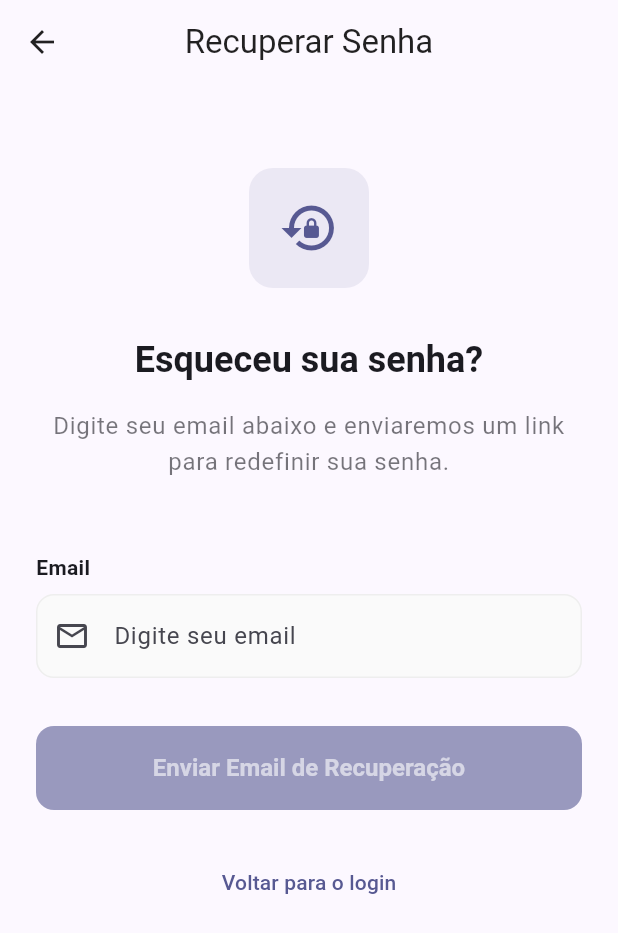
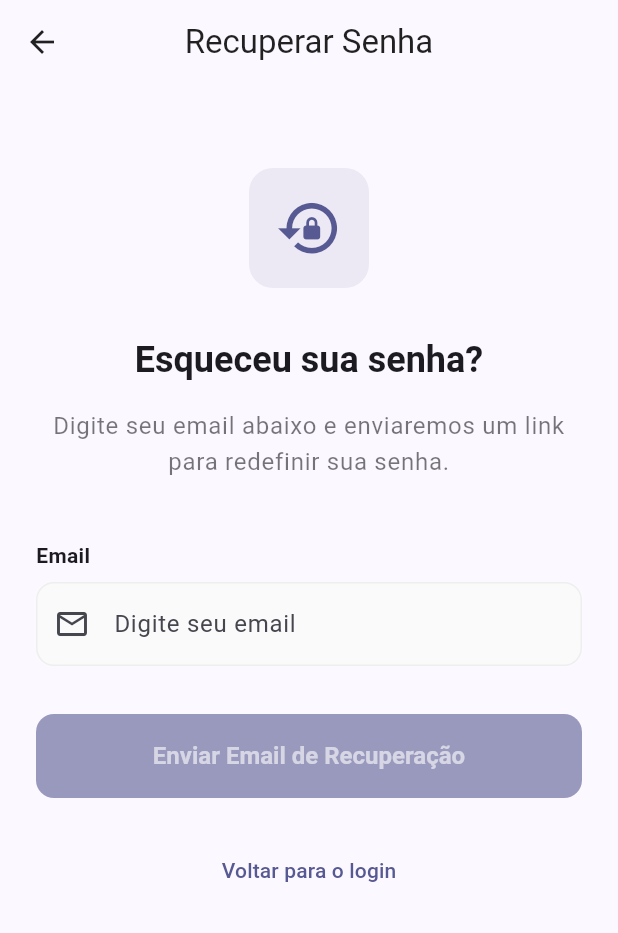
Before and after one commit to Joannegton/coisarapida, a Flutter app: the screen it shows after launch, after a tap on "Esqueci minha senha", on a phone screen of 412 x 824 dp. Shown: the top 933 px of the screen. Run offline on Flutter 3.47's test engine with Material 3 defaults, Android fonts, the light colour scheme and no system bars; our stand-ins replace cloud_firestore, firebase_auth, firebase_core, firebase_storage, flutter_html, flutter_riverpod and 4 more; missing offline and left inert: validatorless; accounts and stored records are empty; generated files the repository leaves out were written again.

Commit message:
melhoria na autenticação

```diff
--- a/lib/core/errors/exceptions.dart
+++ b/lib/core/errors/exceptions.dart
@@ -1,7 +1,6 @@
 /// Exceções customizadas do aplicativo
 library;
 
-/// Exceção base para erros do aplicativo
 abstract class AppException implements Exception {
   final String message;
   const AppException(this.message);
--- a/lib/features/autenticacao/data/models/usuario_model.dart
+++ b/lib/features/autenticacao/data/models/usuario_model.dart
@@ -1,10 +1,10 @@
 import 'package:cloud_firestore/cloud_firestore.dart';
+import 'package:coisarapida/features/autenticacao/data/models/endereco_model.dart';
 import '../../domain/entities/usuario.dart';
-import '../../domain/entities/endereco.dart';
 
 /// Model para serialização/deserialização do usuário
 class UsuarioModel extends Usuario {
-  // Campos para armazenar o input original, que pode ser DateTime ou FieldValue
+  // input original, que pode ser DateTime ou FieldValue
   final dynamic _criadoEmInput;
   final dynamic _atualizadoEmInput;
 
@@ -14,10 +14,9 @@ class UsuarioModel extends Usuario {
     required super.email,
     super.telefone,
     super.fotoUrl,
-    required dynamic criadoEm, // Aceita DateTime ou FieldValue.serverTimestamp()
-    dynamic atualizadoEm,   // Aceita DateTime, FieldValue.serverTimestamp() ou null
+    required dynamic criadoEm, // Parâmetro do construtor UsuarioModel
+    dynamic atualizadoEm,    // Parâmetro do construtor UsuarioModel
     required super.emailVerificado,
-    required super.tipo,
     super.reputacao,
     super.totalAlugueis,
     super.totalItensAlugados,
@@ -27,9 +26,6 @@ class UsuarioModel extends Usuario {
   })  : _criadoEmInput = criadoEm,
         _atualizadoEmInput = atualizadoEm,
         super(
-          // Para a entidade Usuario (super), sempre passamos DateTime.
-          // Se o input for FieldValue, usamos DateTime.now() como um placeholder temporário.
-          // Após salvar e ler do Firestore, este campo será o DateTime correto do servidor.
           criadoEm: criadoEm is DateTime ? criadoEm : DateTime.now(),
           atualizadoEm: atualizadoEm is DateTime
               ? atualizadoEm
@@ -38,8 +34,6 @@ class UsuarioModel extends Usuario {
 
   /// Criar UsuarioModel a partir de Map
   factory UsuarioModel.fromMap(Map<String, dynamic> map, String id) {
-    // Ao ler do Firestore, 'criadoEm' e 'atualizadoEm' serão Timestamps.
-    // Convertemos para DateTime para o construtor do UsuarioModel.
     final dateTimeCriadoEm = (map['criadoEm'] as Timestamp).toDate();
     final dateTimeAtualizadoEm = map['atualizadoEm'] != null
         ? (map['atualizadoEm'] as Timestamp).toDate()
@@ -51,13 +45,9 @@ class UsuarioModel extends Usuario {
       email: map['email'] ?? '',
       telefone: map['telefone'],
       fotoUrl: map['fotoUrl'],
-      criadoEm: dateTimeCriadoEm, // Passa o DateTime convertido
-      atualizadoEm: dateTimeAtualizadoEm, // Passa o DateTime? convertido
+      criadoEm: dateTimeCriadoEm,
+      atualizadoEm: dateTimeAtualizadoEm,
       emailVerificado: map['emailVerificado'] ?? false,
-      tipo: TipoUsuario.values.firstWhere(
-        (e) => e.name == map['tipo'],
-        orElse: () => TipoUsuario.usuario,
-      ),
       reputacao: (map['reputacao'] as num?)?.toDouble() ?? 0.0,
       totalAlugueis: map['totalAlugueis'] as int? ?? 0,
       totalItensAlugados: map['totalItensAlugados'] as int? ?? 0,
@@ -74,8 +64,6 @@ class UsuarioModel extends Usuario {
       'email': email,
       'telefone': telefone,
       'fotoUrl': fotoUrl,
-      // Usa o input original. Se for FieldValue, usa diretamente.
-      // Se for DateTime (ex: vindo de fromMap ou passado explicitamente), converte para Timestamp.
       'criadoEm': _criadoEmInput is FieldValue
           ? _criadoEmInput
           : Timestamp.fromDate(_criadoEmInput as DateTime),
@@ -85,7 +73,6 @@ class UsuarioModel extends Usuario {
               ? null
               : Timestamp.fromDate(_atualizadoEmInput as DateTime)),
       'emailVerificado': emailVerificado,
-      'tipo': tipo.name,
       'reputacao': reputacao,
       'totalAlugueis': totalAlugueis,
       'totalItensAlugados': totalItensAlugados,
@@ -106,7 +93,6 @@ class UsuarioModel extends Usuario {
       criadoEm: usuario.criadoEm,
       atualizadoEm: usuario.atualizadoEm,
       emailVerificado: usuario.emailVerificado,
-      tipo: usuario.tipo,
       reputacao: usuario.reputacao,
       totalAlugueis: usuario.totalAlugueis,
       totalItensAlugados: usuario.totalItensAlugados,
@@ -116,51 +102,3 @@ class UsuarioModel extends Usuario {
     );
   }
 }
-
-// Modelo para Endereco para serialização com Firestore
-class EnderecoModel extends Endereco {
-  const EnderecoModel({
-    required super.cep,
-    required super.rua,
-    required super.numero,
-    super.complemento,
-    required super.bairro,
-    required super.cidade,
-    required super.estado,
-    super.latitude,
-    super.longitude,
-  });
-
-  factory EnderecoModel.fromMap(Map<String, dynamic> map) {
-    return EnderecoModel(
-      cep: map['cep'] ?? '',
-      rua: map['rua'] ?? '',
-      numero: map['numero'] ?? '',
-      complemento: map['complemento'],
-      bairro: map['bairro'] ?? '',
-      cidade: map['cidade'] ?? '',
-      estado: map['estado'] ?? '',
-      latitude: (map['latitude'] as num?)?.toDouble(),
-      longitude: (map['longitude'] as num?)?.toDouble(),
-    );
-  }
-
-  Map<String, dynamic> toMap() {
-    return {
-      'cep': cep,
-      'rua': rua,
-      'numero': numero,
-      'complemento': complemento,
-      'bairro': bairro,
-      'cidade': cidade,
-      'estado': estado,
-      'latitude': latitude,
-      'longitude': longitude,
-    };
-  }
-
-  factory EnderecoModel.fromEntity(Endereco entity) {
-    return EnderecoModel(
-        cep: entity.cep, rua: entity.rua, numero: entity.numero, complemento: entity.complemento, bairro: entity.bairro, cidade: entity.cidade, estado: entity.estado, latitude: entity.latitude, longitude: entity.longitude);
-  }
-}
--- a/lib/features/autenticacao/presentation/pages/esqueci_senha_page.dart
+++ b/lib/features/autenticacao/presentation/pages/esqueci_senha_page.dart
@@ -1,5 +1,6 @@
 import 'package:flutter/material.dart';
 import 'package:flutter_riverpod/flutter_riverpod.dart';
+import 'package:flutter/services.dart'; // Import para SystemUiOverlayStyle
 import 'package:go_router/go_router.dart';
 import 'package:validatorless/validatorless.dart';
 
@@ -17,9 +18,21 @@ class EsqueciSenhaPage extends ConsumerStatefulWidget {
 class _EsqueciSenhaPageState extends ConsumerState<EsqueciSenhaPage> {
   final _formKey = GlobalKey<FormState>();
   final _emailController = TextEditingController();
+  bool _envioEmProgresso = false;
+
+  bool get _isBotaoAtivo => _emailController.text.trim().isNotEmpty;
+
+  @override
+  void initState() {
+    super.initState();
+    _emailController.addListener(_onInputChanged);
+  }
+
+  void _onInputChanged() => setState(() {});
 
   @override
   void dispose() {
+    _emailController.removeListener(_onInputChanged);
     _emailController.dispose();
     super.dispose();
   }
@@ -27,8 +40,20 @@ class _EsqueciSenhaPageState extends ConsumerState<EsqueciSenhaPage> {
   Future<void> _enviarEmailRecuperacao() async {
     if (!_formKey.currentState!.validate()) return;
 
-    await ref.read(authControllerProvider.notifier)
-        .enviarEmailRedefinicaoSenha(_emailController.text.trim());
+    setState(() {
+      _envioEmProgresso = true;
+    });
+
+    try {
+      await ref.read(authControllerProvider.notifier)
+          .enviarEmailRedefinicaoSenha(_emailController.text.trim());
+    } finally {
+      if (mounted) {
+        setState(() {
+          _envioEmProgresso = false;
+        });
+      }
+    }
   }
 
   @override
@@ -55,6 +80,10 @@ class _EsqueciSenhaPageState extends ConsumerState<EsqueciSenhaPage> {
     return Scaffold(
       appBar: AppBar(
         title: const Text('Recuperar Senha'),
+        systemOverlayStyle: SystemUiOverlayStyle(
+          statusBarIconBrightness: Theme.of(context).brightness == Brightness.dark ? Brightness.light : Brightness.dark,
+          statusBarBrightness: Theme.of(context).brightness == Brightness.dark ? Brightness.light : Brightness.dark,
+        ),
       ),
       body: SafeArea(
         child: SingleChildScrollView(
@@ -71,12 +100,12 @@ class _EsqueciSenhaPageState extends ConsumerState<EsqueciSenhaPage> {
                     width: 80,
                     height: 80,
                     decoration: BoxDecoration(
-                      color: theme.colorScheme.primary.withAlpha((255 * 0.1).round()),
+                      color: theme.colorScheme.primary.withAlpha(25),
                       borderRadius: BorderRadius.circular(16),
                     ),
                     child: Icon(
                       Icons.lock_reset,
-                      size: 40,
+                      size: 45,
                       color: theme.colorScheme.primary,
                     ),
                   ),
@@ -102,7 +131,7 @@ class _EsqueciSenhaPageState extends ConsumerState<EsqueciSenhaPage> {
                   textAlign: TextAlign.center,
                 ),
 
-                const SizedBox(height: 48),
+                const SizedBox(height: 40),
 
                 CampoTextoCustomizado(
                   controller: _emailController,
@@ -119,10 +148,7 @@ class _EsqueciSenhaPageState extends ConsumerState<EsqueciSenhaPage> {
                 const SizedBox(height: 32),
 
                 ElevatedButton(
-                  // A verificação do texto do controller pode ser feita diretamente aqui.
-                  // O listener no controller e o setState() em _onEmailChanged não são mais necessários
-                  // se o único propósito era habilitar/desabilitar este botão.
-                  onPressed: authState.isLoading || _emailController.text.trim().isEmpty
+                  onPressed: (_envioEmProgresso || authState.isLoading || !_isBotaoAtivo )
                       ? null
                       : _enviarEmailRecuperacao,
                   style: ElevatedButton.styleFrom(
@@ -131,13 +157,13 @@ class _EsqueciSenhaPageState extends ConsumerState<EsqueciSenhaPage> {
                     foregroundColor: theme.colorScheme.onPrimary,
                     disabledForegroundColor: theme.colorScheme.onPrimary.withAlpha((255 * 0.6).round()),
                   ),
-                  child: authState.isLoading
+                  child: _envioEmProgresso
                       ? SizedBox(
                           height: 20,
                           width: 20,
                           child: CircularProgressIndicator(
                             strokeWidth: 2,
-                            color: theme.colorScheme.onPrimary.withAlpha((255 * 0.38).round()),
+                            color: theme.colorScheme.onPrimary, // Cor simplificada para o spinner
                           )
                         )
                       : const Text('Enviar Email de Recuperação'),
--- a/lib/features/autenticacao/presentation/pages/login_page.dart
+++ b/lib/features/autenticacao/presentation/pages/login_page.dart
@@ -11,6 +11,8 @@ import '../../../../core/utils/snackbar_utils.dart';
 // Providers para controle de estado reativo usando Riverpod
 final senhaVisivelProvider = StateProvider<bool>((ref) => false);
 final loginEmProgressoProvider = StateProvider<_TipoLogin?>((ref) => null);
+// final senhaVisivelProvider = StateProvider<bool>((ref) => false);
+// final cadastroEmProgressoProvider = StateProvider<_TipoCadastro?>((ref) => null);
 
 enum _TipoLogin {
   email,
@@ -233,7 +235,7 @@ class _LoginFormWidgetState extends ConsumerState<LoginFormWidget> {
     );
   }
 
-  // Widget reutilizável para título, com key para identificar transições
+  // key para identificar transições
   Widget _buildTitulo(ThemeData theme, {required Key key}) {
     return Column(
       key: key,
--- a/lib/features/autenticacao/presentation/providers/auth_provider.dart
+++ b/lib/features/autenticacao/presentation/providers/auth_provider.dart
@@ -1,34 +1,26 @@
 import 'package:coisarapida/features/autenticacao/domain/entities/endereco.dart';
 import 'package:flutter_riverpod/flutter_riverpod.dart';
-import 'package:firebase_auth/firebase_auth.dart';
-import 'package:cloud_firestore/cloud_firestore.dart';
-import 'package:google_sign_in/google_sign_in.dart';
 
 import '../../domain/entities/usuario.dart';
 import '../../domain/repositories/auth_repository.dart';
 import '../../data/repositories/auth_repository_impl.dart';
 
 final authRepositoryProvider = Provider<AuthRepository>((ref) {
-  return AuthRepositoryImpl(
-    firebaseAuth: FirebaseAuth.instance,
-    firestore: FirebaseFirestore.instance,
-    googleSignIn: GoogleSignIn(),
-  );
+  return AuthRepositoryImpl();
 });
 
-// Provider do estado de autenticação (stream)
+// Stream do usuário autenticado.
 final authStateProvider = StreamProvider<Usuario?>((ref) {
   final authRepository = ref.watch(authRepositoryProvider);
   return authRepository.usuarioAtual;
 });
 
-// Provider para operações de autenticação
-final authControllerProvider =
-    StateNotifierProvider<AuthController, AsyncValue<void>>((ref) {
+// Controller para ações de autenticação (login, cadastro, logout, etc.).
+final authControllerProvider = StateNotifierProvider<AuthController, AsyncValue<void>>((ref) {
   return AuthController(ref.watch(authRepositoryProvider));
 });
 
-/// Controller para gerenciar operações de autenticação
+/// Gerencia o estado e as ações de autenticação.
 class AuthController extends StateNotifier<AsyncValue<void>> {
   final AuthRepository _authRepository;
 
```
Also changed, not shown: lib/features/autenticacao/data/models/endereco_model.dart (added, +48 -0 lines), lib/features/autenticacao/data/repositories/auth_repository_impl.dart (+16 -33 lines), lib/features/autenticacao/domain/entities/endereco.dart (+53 -0 lines), lib/features/autenticacao/domain/entities/usuario.dart (+5 -12 lines), lib/features/autenticacao/presentation/pages/cadastro_page.dart (+28 -34 lines), assets/images/coisa_rapida_logo_png.png (added).
